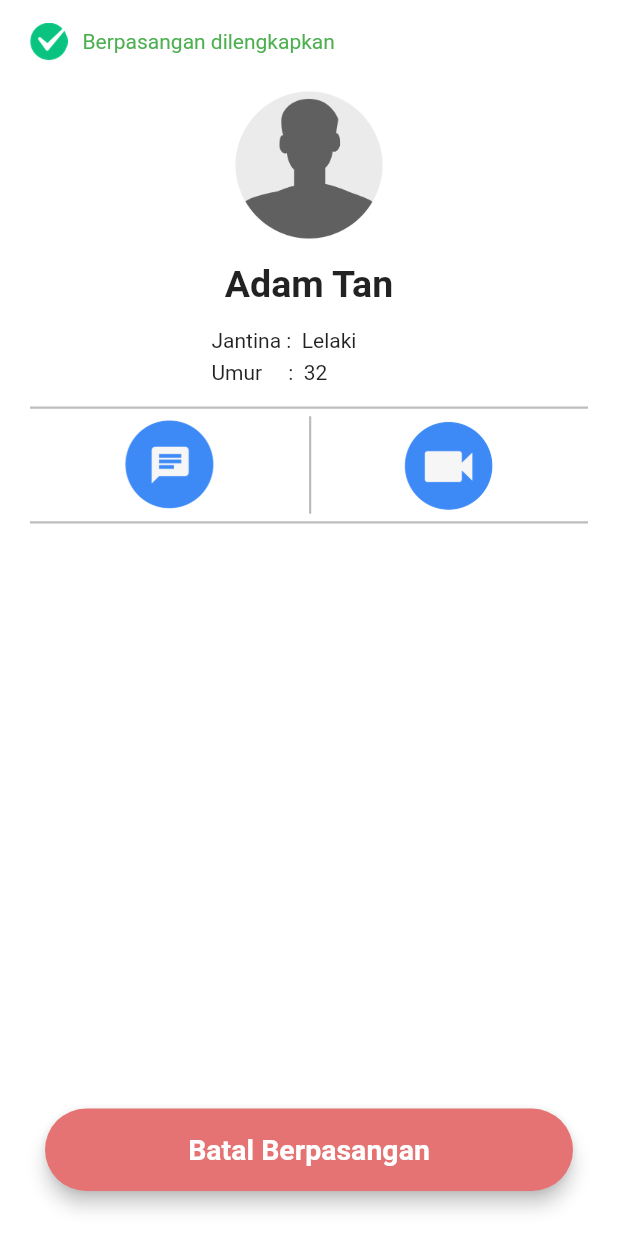
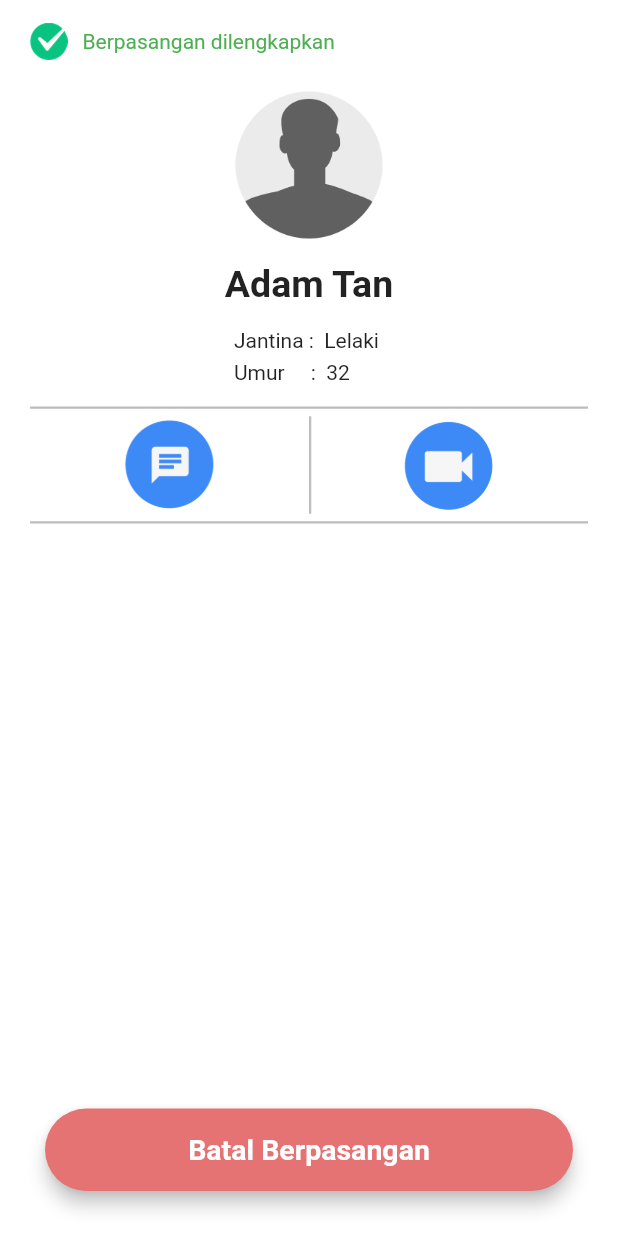
Before and after one commit to Hunzisong/DITE, a Flutter app: the OnDemandSuccessPage screen opened directly, on a phone screen of 412 x 824 dp. Run offline on Flutter 3.47's test engine with Material 2 defaults, Android fonts, the phone set to English and light mode, and no system bars; our stand-ins replace firebase_auth, flutter_slidable, flutter_spinkit, modal_progress_hud, permission_handler; missing offline and left inert: agora_rtc_engine; accounts and stored records are empty.

Commit message:
on demand success alignment

```diff
--- a/lib/home/on_demand/on_demand_success.dart
+++ b/lib/home/on_demand/on_demand_success.dart
@@ -58,30 +58,29 @@ class OnDemandSuccessPage extends StatelessWidget {
               style: TextStyle(fontWeight: FontWeight.bold, fontSize: Dimensions.d_25)
             ),
             SizedBox(height: Dimensions.d_15),
+            Row(
+              children: <Widget>[
                 Container(
-              width: MediaQuery.of(context).size.width - paddingLR * 2,
-              child: Center(
+                  width: ((MediaQuery.of(context).size.width - (2 * paddingLR)) / 2 - Dimensions.d_100/2),
+                ),
+                Container(
+                    width: ((MediaQuery.of(context).size.width - (2 * paddingLR)) / 2 + Dimensions.d_100/2), //half the screen + half of profile image size to align with the profile pic
                     child: Column(
                       children: <Widget>[
-                    Container(
-                      width: Dimensions.d_130,
-                      child: Align(
+                        Align(
                           alignment: Alignment.centerLeft,
                           child: Text("Jantina : \t${this.gender ?? "Lelaki"}"),
-                      )
                         ),
                         SizedBox(height: Dimensions.d_5),
-                    Container(
-                        width: Dimensions.d_130,
-                        child: Align(
+                        Align(
                           alignment: Alignment.centerLeft,
                           child: Text("Umur     : \t${this.age ?? "32"}"),
-                        )
                         ),
                         SizedBox(height: Dimensions.d_15),
                       ],
                     )
-              )
+                ),
+              ]
             ),
             Flexible(
               child: Container(
```
Lines whose indentation alone changed are shown as unchanged.
